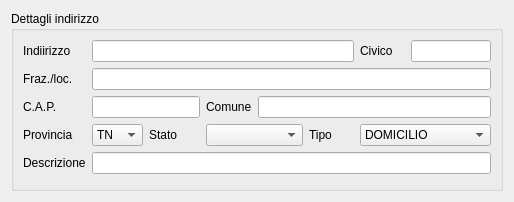
tizianolattisi/suitegda, file src/com/axiastudio/suite/anagrafiche/forms/indirizzo.ui: the form before one commit.
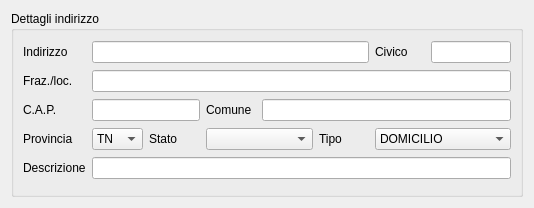
The form after the commit. Custom widgets are drawn as their Qt base class.

```diff
--- a/src/com/axiastudio/suite/anagrafiche/forms/indirizzo.ui
+++ b/src/com/axiastudio/suite/anagrafiche/forms/indirizzo.ui
@@ -6,8 +6,8 @@
    <rect>
     <x>0</x>
     <y>0</y>
-    <width>514</width>
-    <height>202</height>
+    <width>534</width>
+    <height>208</height>
    </rect>
   </property>
   <property name="windowTitle">
@@ -127,7 +127,7 @@
       <item row="0" column="0">
        <widget class="QLabel" name="label">
         <property name="text">
-         <string>Indiirizzo</string>
+         <string>Indirizzo</string>
         </property>
        </widget>
       </item>
```
